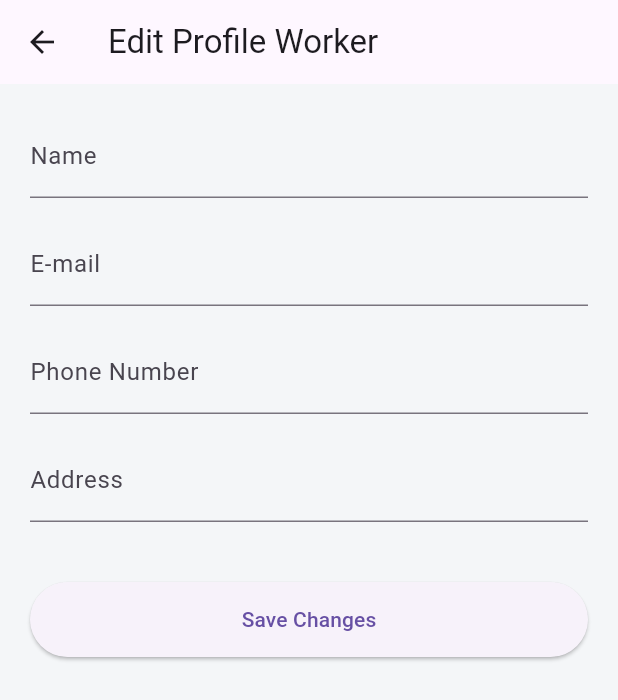
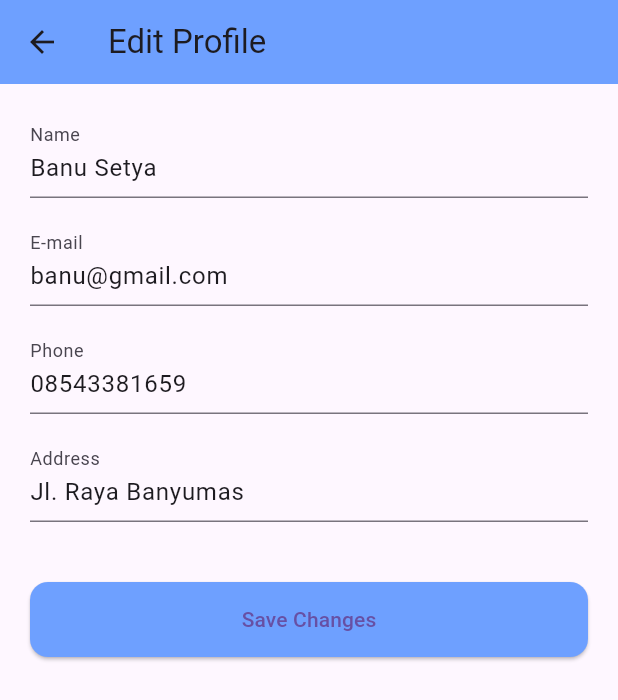
Before and after one commit to rhmaw/plumbing-services-lanjutan, a Flutter app: the WorkerHomePage screen opened directly, item 3 of the bottom bar chosen, after a tap on "Edit Profile", on a phone screen of 412 x 824 dp. Shown: the top 700 px of the screen. Run offline on Flutter 3.47's test engine with Material 3 defaults, Android fonts, the phone set to English and light mode, and no system bars; network calls fail.

Commit message:
tampilan coba 4

```diff
--- /dev/null
+++ b/lib/features/worker/domain/repositories/order_repository.dart
@@ -0,0 +1,6 @@
+import '../../domain/entities/order.dart';
+
+abstract class OrderRepository {
+  Future<Order?> getWaitingOrderForWorker(int workerId);
+  Future<void> acceptOrder(int orderId);
+}
--- a/lib/features/worker/presentation/pages/profile_worker.dart
+++ b/lib/features/worker/presentation/pages/profile_worker.dart
@@ -1,13 +1,13 @@
 import 'package:flutter/material.dart';
 
-class WorkerEntity {
+class WorkerProfile {
   final String name;
   final String email;
   final String phone;
   final String address;
   final String avatarUrl;
 
-  WorkerEntity({
+  WorkerProfile({
     required this.name,
     required this.email,
     required this.phone,
@@ -16,35 +16,21 @@ class WorkerEntity {
   });
 }
 
-abstract class WorkerRepository {
-  Future<WorkerEntity> getProfile();
-}
 
-class WorkerRepositoryImpl implements WorkerRepository {
-  @override
-  Future<WorkerEntity> getProfile() async {
-    // simulasi API / database
+class GetWorkerProfile {
+  Future<WorkerProfile> execute() async {
     await Future.delayed(const Duration(milliseconds: 500));
-    return WorkerEntity(
+    return WorkerProfile(
       name: 'Banu Setya',
       email: 'banu@gmail.com',
       phone: '08543381659',
-      address: 'Default Address',
+      address: 'Jl. Raya Banyumas',
       avatarUrl:
           'https://images.unsplash.com/photo-1603415526960-f7e0328c63b1',
     );
   }
 }
 
-
-class GetWorkerProfile {
-  final WorkerRepository repository;
-  GetWorkerProfile(this.repository);
-
-  Future<WorkerEntity> execute() {
-    return repository.getProfile();
-  }
-}
 
 class ProfileWorkerPage extends StatefulWidget {
   const ProfileWorkerPage({super.key});
@@ -54,48 +40,51 @@ class ProfileWorkerPage extends StatefulWidget {
 }
 
 class _ProfileWorkerPageState extends State<ProfileWorkerPage> {
-  late GetWorkerProfile getWorkerProfile;
-
-  @override
-  void initState() {
-    super.initState();
-    getWorkerProfile = GetWorkerProfile(WorkerRepositoryImpl());
-  }
+  final getProfile = GetWorkerProfile();
 
   @override
   Widget build(BuildContext context) {
     final size = MediaQuery.of(context).size;
-    final isTablet = size.width > 600;
+    final isTablet = size.width >= 600;
 
     return Scaffold(
-      backgroundColor: Colors.blue[400],
+      backgroundColor: const Color(0xff6ea0ff),
       body: SafeArea(
-        child: FutureBuilder<WorkerEntity>(
-          future: getWorkerProfile.execute(),
+        child: FutureBuilder<WorkerProfile>(
+          future: getProfile.execute(),
           builder: (context, snapshot) {
             if (!snapshot.hasData) {
-              return const Center(child: CircularProgressIndicator());
+              return const Center(
+                child: CircularProgressIndicator(color: Colors.white),
+              );
             }
 
-            final worker = snapshot.data!;
+            final profile = snapshot.data!;
 
             return Column(
               children: [
-                SizedBox(height: size.height * 0.04),
+                const SizedBox(height: 24),
+
+
                 CircleAvatar(
                   radius: isTablet ? 70 : 50,
-                  backgroundImage: NetworkImage(worker.avatarUrl),
+                  backgroundImage: NetworkImage(profile.avatarUrl),
                 ),
                 const SizedBox(height: 12),
+
+
                 Text(
-                  worker.name,
+                  profile.name,
                   style: TextStyle(
-                    color: Colors.white,
                     fontSize: isTablet ? 26 : 20,
                     fontWeight: FontWeight.bold,
+                    color: Colors.white,
                   ),
                 ),
-                const SizedBox(height: 20),
+
+                const SizedBox(height: 24),
+
+
                 Expanded(
                   child: Container(
                     padding: EdgeInsets.symmetric(
@@ -112,48 +101,29 @@ class _ProfileWorkerPageState extends State<ProfileWorkerPage> {
                     child: Column(
                       crossAxisAlignment: CrossAxisAlignment.start,
                       children: [
-                        _infoTile(Icons.location_on, 'Address', worker.address),
-                        _infoTile(Icons.email, 'E-mail', worker.email),
-                        _infoTile(Icons.phone, 'Phone', worker.phone),
+                        _infoTile(Icons.location_on, 'Address', profile.address),
+                        _infoTile(Icons.email, 'E-mail', profile.email),
+                        _infoTile(Icons.phone, 'Phone', profile.phone),
                         const Spacer(),
-                        SizedBox(
-                          width: double.infinity,
-                          height: 50,
-                          child: ElevatedButton(
-                            style: ElevatedButton.styleFrom(
-                              backgroundColor: Colors.blue[400],
-                              shape: RoundedRectangleBorder(
-                                borderRadius: BorderRadius.circular(12),
-                              ),
-                            ),
-                            onPressed: () {
+
+                        /// EDIT BUTTON
+                        _primaryButton(
+                          text: 'Edit Profile',
+                          onTap: () {
                             Navigator.push(
                               context,
                               MaterialPageRoute(
-                                  builder: (_) => const EditProfileWorkerPage(),
+                                builder: (_) => EditProfileWorkerPage(profile),
                               ),
                             );
                           },
-                            child: const Text('Edit Profile'),
-                          ),
                         ),
                         const SizedBox(height: 12),
-                        SizedBox(
-                          width: double.infinity,
-                          height: 50,
-                          child: OutlinedButton(
-                            style: OutlinedButton.styleFrom(
-                              side: const BorderSide(color: Colors.red),
-                              shape: RoundedRectangleBorder(
-                                borderRadius: BorderRadius.circular(12),
-                              ),
-                            ),
-                            onPressed: () {},
-                            child: const Text(
-                              'Logout',
-                              style: TextStyle(color: Colors.red),
-                            ),
-                          ),
+
+                        _outlineButton(
+                          text: 'Logout',
+                          color: Colors.red,
+                          onTap: () {},
                         ),
                       ],
                     ),
@@ -169,15 +139,16 @@ class _ProfileWorkerPageState extends State<ProfileWorkerPage> {
 
   Widget _infoTile(IconData icon, String title, String value) {
     return Padding(
-      padding: const EdgeInsets.only(bottom: 16),
+      padding: const EdgeInsets.only(bottom: 18),
       child: Row(
         children: [
-          Icon(icon, color: Colors.blue),
+          Icon(icon, color: const Color(0xff6ea0ff)),
           const SizedBox(width: 12),
           Column(
             crossAxisAlignment: CrossAxisAlignment.start,
             children: [
-              Text(title, style: const TextStyle(fontWeight: FontWeight.bold)),
+              Text(title,
+                  style: const TextStyle(fontWeight: FontWeight.bold)),
               Text(value),
             ],
           ),
@@ -185,31 +156,86 @@ class _ProfileWorkerPageState extends State<ProfileWorkerPage> {
       ),
     );
   }
+
+  Widget _primaryButton({
+    required String text,
+    required VoidCallback onTap,
+  }) {
+    return SizedBox(
+      width: double.infinity,
+      height: 50,
+      child: ElevatedButton(
+        style: ElevatedButton.styleFrom(
+          backgroundColor: const Color(0xff6ea0ff),
+          shape: RoundedRectangleBorder(
+            borderRadius: BorderRadius.circular(12),
+          ),
+        ),
+        onPressed: onTap,
+        child: Text(text),
+      ),
+    );
   }
 
+  Widget _outlineButton({
+    required String text,
+    required Color color,
+    required VoidCallback onTap,
+  }) {
+    return SizedBox(
+      width: double.infinity,
+      height: 50,
+      child: OutlinedButton(
+        style: OutlinedButton.styleFrom(
+          side: BorderSide(color: color),
+          shape: RoundedRectangleBorder(
+            borderRadius: BorderRadius.circular(12),
+          ),
+        ),
+        onPressed: onTap,
+        child: Text(
+          text,
+          style: TextStyle(color: color),
+        ),
+      ),
+    );
+  }
+}
 class EditProfileWorkerPage extends StatelessWidget {
-  const EditProfileWorkerPage({super.key});
+  final WorkerProfile profile;
+
+  const EditProfileWorkerPage(this.profile, {super.key});
 
   @override
   Widget build(BuildContext context) {
-    final size = MediaQuery.of(context).size;
-    final padding = size.width > 600 ? 32.0 : 20.0;
+    final isTablet = MediaQuery.of(context).size.width >= 600;
+    final padding = isTablet ? 32.0 : 20.0;
 
     return Scaffold(
-      appBar: AppBar(title: const Text('Edit Profile Worker')),
+      appBar: AppBar(
+        title: const Text('Edit Profile'),
+        backgroundColor: const Color(0xff6ea0ff),
+      ),
       body: Padding(
         padding: EdgeInsets.all(padding),
         child: Column(
           children: [
-            _inputField('Name'),
-            _inputField('E-mail'),
-            _inputField('Phone Number'),
-            _inputField('Address'),
+            _inputField('Name', profile.name),
+            _inputField('E-mail', profile.email),
+            _inputField('Phone', profile.phone),
+            _inputField('Address', profile.address),
             const SizedBox(height: 24),
+
             SizedBox(
               width: double.infinity,
               height: 50,
               child: ElevatedButton(
+                style: ElevatedButton.styleFrom(
+                  backgroundColor: const Color(0xff6ea0ff),
+                  shape: RoundedRectangleBorder(
+                    borderRadius: BorderRadius.circular(12),
+                  ),
+                ),
                 onPressed: () => Navigator.pop(context),
                 child: const Text('Save Changes'),
               ),
@@ -220,10 +246,11 @@ class EditProfileWorkerPage extends StatelessWidget {
     );
   }
 
-  Widget _inputField(String label) {
+  Widget _inputField(String label, String value) {
     return Padding(
       padding: const EdgeInsets.only(bottom: 16),
-      child: TextField(
+      child: TextFormField(
+        initialValue: value,
         decoration: InputDecoration(
           labelText: label,
           border: const UnderlineInputBorder(),
--- a/lib/features/worker/presentation/pages/worker_home_page.dart
+++ b/lib/features/worker/presentation/pages/worker_home_page.dart
@@ -1,6 +1,32 @@
 import 'package:flutter/material.dart';
+
 import 'worker_page.dart';
 import 'profile_worker.dart';
+
+import '../../domain/entities/worker.dart';
+import '../../domain/usecase/accjob_worker.dart';
+import '../../domain/repositories/worker_repository.dart';
+
+class FakeWorkerRepository implements WorkerRepository {
+  final Worker _worker = Worker(
+    idWorker: 1,
+    idAccount: 1,
+    role: 'Plumber',
+    statusAvailable: true,
+  );
+
+  @override
+  Future<Worker> getWorkerById(int idWorker) async => _worker;
+
+  @override
+  Future<List<Worker>> getAvailableWorkers() async => [_worker];
+
+  @override
+  Future<void> updateWorkerStatus({
+    required int idWorker,
+    required bool statusAvailable,
+  }) async {}
+}
 
 class WorkerHomePage extends StatefulWidget {
   const WorkerHomePage({super.key});
@@ -12,40 +38,39 @@ class WorkerHomePage extends StatefulWidget {
 class _WorkerHomePageState extends State<WorkerHomePage> {
   int _currentIndex = 0;
 
+  late final Worker worker;
+  late final AccJobWorker accJobWorker;
+
+  @override
+  void initState() {
+    super.initState();
+    final repo = FakeWorkerRepository();
+    worker = repo._worker;
+    accJobWorker = AccJobWorker(repo);
+  }
+
   @override
   Widget build(BuildContext context) {
     return Scaffold(
-      body: _buildPage(),
+      backgroundColor: const Color(0xfff4f6f8),
+      body: _buildTab(),
       bottomNavigationBar: BottomNavigationBar(
         currentIndex: _currentIndex,
         selectedItemColor: const Color(0xff6ea0ff),
-        onTap: (index) {
-          setState(() {
-            _currentIndex = index;
-          });
-        },
+        onTap: (i) => setState(() => _currentIndex = i),
         items: const [
-          BottomNavigationBarItem(
-            icon: Icon(Icons.home),
-            label: 'Home',
-          ),
-          BottomNavigationBarItem(
-            icon: Icon(Icons.history),
-            label: 'History',
-          ),
-          BottomNavigationBarItem(
-            icon: Icon(Icons.person),
-            label: 'Profile',
-          ),
+          BottomNavigationBarItem(icon: Icon(Icons.home), label: 'Home'),
+          BottomNavigationBarItem(icon: Icon(Icons.history), label: 'History'),
+          BottomNavigationBarItem(icon: Icon(Icons.person), label: 'Profile'),
         ],
       ),
     );
   }
 
-  Widget _buildPage() {
+  Widget _buildTab() {
     switch (_currentIndex) {
       case 0:
-        return const Center(child: Text('Home Worker'));
+        return _homeDashboard();
       case 1:
         return const Center(child: Text('History Worker'));
       case 2:
@@ -54,4 +79,58 @@ class _WorkerHomePageState extends State<WorkerHomePage> {
         return const SizedBox();
     }
   }
+
+  Widget _homeDashboard() {
+    return SafeArea(
+      child: Padding(
+        padding: const EdgeInsets.all(16),
+        child: Column(
+          children: [
+            _workerCard(),
+            const SizedBox(height: 24),
+            SizedBox(
+              width: double.infinity,
+              height: 50,
+              child: ElevatedButton(
+                onPressed: () {
+                  Navigator.push(
+                    context,
+                    MaterialPageRoute(
+                      builder: (_) => WorkerPage(
+                        worker: worker,
+                        accJobWorker: accJobWorker,
+                      ),
+                    ),
+                  );
+                },
+                child: const Text('Take Service'),
+              ),
+            ),
+          ],
+        ),
+      ),
+    );
+  }
+
+  Widget _workerCard() {
+    return Card(
+      child: Padding(
+        padding: const EdgeInsets.all(16),
+        child: Row(
+          children: [
+            const CircleAvatar(radius: 28, child: Icon(Icons.person)),
+            const SizedBox(width: 16),
+            Column(
+              crossAxisAlignment: CrossAxisAlignment.start,
+              children: [
+                Text('Worker ID: ${worker.idWorker}'),
+                Text('Role: ${worker.role}'),
+                Text(worker.statusAvailable ? 'Available' : 'Busy'),
+              ],
+            ),
+          ],
+        ),
+      ),
+    );
+  }
 }
--- a/lib/main.dart
+++ b/lib/main.dart
@@ -1,54 +1,21 @@
 import 'package:flutter/material.dart';
-import 'features/worker/presentation/pages/worker_page.dart';
-import 'features/worker/domain/entities/worker.dart';
-import 'features/worker/domain/repositories/worker_repository.dart';
-import 'features/worker/domain/usecase/accjob_worker.dart';
+import 'features/worker/presentation/pages/worker_home_page.dart';
 
-class _FakeWorkerRepository implements WorkerRepository {
-  final Worker sampleWorker = Worker(
-    idWorker: 1,
-    idAccount: 1,
-    role: 'Plumber',
-    statusAvailable: true,
-  );
 
-  @override
-  Future<Worker> getWorkerById(int idWorker) async => sampleWorker;
-
-  @override
-  Future<List<Worker>> getAvailableWorkers() async => [sampleWorker];
-
-  @override
-  Future<void> updateWorkerStatus({required int idWorker, required bool statusAvailable}) async {
-    // simulate network/db delay
-    await Future.delayed(const Duration(milliseconds: 200));
-  }
+void main() {
+runApp(const MyApp());
 }
 
-void main() {
-  final repo = _FakeWorkerRepository();
-  final acc = AccJobWorker(repo);
-  final worker = repo.sampleWorker;
-
-  runApp(MyApp(worker: worker, accJobWorker: acc));
-}
 
 class MyApp extends StatelessWidget {
-  final Worker worker;
-  final AccJobWorker accJobWorker;
+const MyApp({super.key});
 
-  const MyApp({super.key, required this.worker, required this.accJobWorker});
 
 @override
 Widget build(BuildContext context) {
 return MaterialApp(
 debugShowCheckedModeBanner: false,
-      title: 'Plumbing App',
-      theme: ThemeData(
-        primarySwatch: Colors.blue,
-        scaffoldBackgroundColor: const Color(0xfff4f6f8),
-      ),
-      home: WorkerPage(worker: worker, accJobWorker: accJobWorker),
+home: const WorkerHomePage(),
 );
 }
 }
```
Also changed, not shown: lib/features/worker/domain/entities/order.dart (added, +17 -0 lines). Lines whose indentation alone changed are shown as unchanged.
